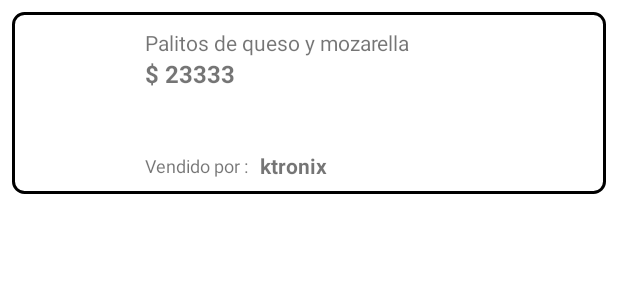
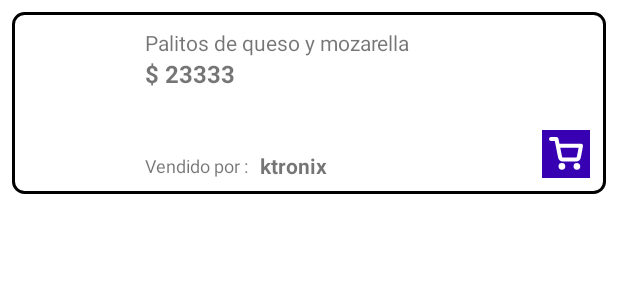
Before and after one commit to JhonatanRojasSuesca/SearchApp, an Android app: the layout item_card_product.xml on its own in the app's theme, with its tools: preview values and no code run, on a phone screen of 412 x 824 dp. Shown: the top 300 px of the screen. Run offline under Robolectric (Android 15) with nearby library versions, the phone set to English and light mode, and no system bars.

Commit message:
insert product from home list

```diff
--- a/app/src/main/java/com/jhonatanrojas/searchapp/data/modelLocal/CartDao.kt
+++ b/app/src/main/java/com/jhonatanrojas/searchapp/data/modelLocal/CartDao.kt
@@ -16,8 +16,8 @@ interface CartDao {
     fun getCart(): Flow<List<CartProductModel>>
 
     @Insert(onConflict = OnConflictStrategy.REPLACE)
-    fun addCart(addProduct: CartProductModel)
+    suspend fun addCart(addProduct: CartProductModel)
 
     @Delete
-    fun deleteItemCard(deleteUser: CartProductModel): Int
+    suspend fun deleteItemCard(deleteUser: CartProductModel): Int
 }
--- a/app/src/main/java/com/jhonatanrojas/searchapp/data/repositroy/local/LocalCartRepositoryImpl.kt
+++ b/app/src/main/java/com/jhonatanrojas/searchapp/data/repositroy/local/LocalCartRepositoryImpl.kt
@@ -21,11 +21,11 @@ class LocalCartRepositoryImpl(
         return cartDao.getCart().map { mapperToDomainCart(it) }
     }
 
-    override fun insertProduct(productResults: ProductResults) {
-        cartDao.addCart(mapperToCartDomain(productResults))
+    override suspend fun insertProduct(productResults: ProductResults) {
+       cartDao.addCart(mapperToCartDomain(productResults))
     }
 
-    override fun deleteItem(productResults: ProductResults): Int {
+    override suspend fun deleteItem(productResults: ProductResults): Int {
         return cartDao.deleteItemCard(mapperToCartDomain(productResults))
     }
 }
--- a/app/src/main/java/com/jhonatanrojas/searchapp/di/modules/ViewModelModule.kt
+++ b/app/src/main/java/com/jhonatanrojas/searchapp/di/modules/ViewModelModule.kt
@@ -17,7 +17,8 @@ val viewModelModule: Module = module {
     viewModel {
         SearchProductViewModel(
             searchProductUC = get(),
-            mapperExceptions = manageErrorsToPresentation()
+            mapperExceptions = manageErrorsToPresentation(),
+            managementProductLocalCartUC = get()
         )
     }
 
--- a/app/src/main/java/com/jhonatanrojas/searchapp/domain/models/ProductResults.kt
+++ b/app/src/main/java/com/jhonatanrojas/searchapp/domain/models/ProductResults.kt
@@ -9,4 +9,5 @@ data class ProductResults(
     val price: Double,
     val seller: Seller?,
     val thumbnail: String,
+    var isAddCart: Boolean = false
 )
--- a/app/src/main/java/com/jhonatanrojas/searchapp/domain/repositoryInterface/LocalCartRepository.kt
+++ b/app/src/main/java/com/jhonatanrojas/searchapp/domain/repositoryInterface/LocalCartRepository.kt
@@ -8,6 +8,6 @@ import kotlinx.coroutines.flow.Flow
  */
 interface LocalCartRepository {
     fun getProductsCart(): Flow<List<ProductResults>>
-    fun insertProduct(productResults: ProductResults)
-    fun deleteItem(productResults: ProductResults): Int
+    suspend fun insertProduct(productResults: ProductResults)
+    suspend fun deleteItem(productResults: ProductResults): Int
 }
--- a/app/src/main/java/com/jhonatanrojas/searchapp/domain/useCase/ManagementProductLocalCartUC.kt
+++ b/app/src/main/java/com/jhonatanrojas/searchapp/domain/useCase/ManagementProductLocalCartUC.kt
@@ -12,10 +12,10 @@ class ManagementProductLocalCartUC(
 
     fun getProductCart() = localCartRepository.getProductsCart()
 
-    fun insertProductCart(productResults: ProductResults) {
+    suspend fun insertProductCart(productResults: ProductResults) {
         localCartRepository.insertProduct(productResults)
     }
 
-    fun deleteProductCart(productResults: ProductResults) =
+    suspend fun deleteProductCart(productResults: ProductResults) =
         localCartRepository.deleteItem(productResults)
 }
--- /dev/null
+++ b/app/src/main/res/drawable/ic_shopping_cart.xml
@@ -0,0 +1,27 @@
+<vector android:height="24dp"
+    android:viewportHeight="18"
+    android:viewportWidth="18"
+    android:width="24dp"
+    xmlns:android="http://schemas.android.com/apk/res/android">
+    <path
+        android:fillColor="#ffffff"
+        android:pathData="M6.9545,15.8182C7.3311,15.8182 7.6364,15.513 7.6364,15.1364C7.6364,14.7599 7.3311,14.4546 6.9545,14.4546C6.578,14.4546 6.2727,14.7599 6.2727,15.1364C6.2727,15.513 6.578,15.8182 6.9545,15.8182Z"
+        android:strokeColor="#ffffff"
+        android:strokeLineCap="round"
+        android:strokeLineJoin="round"
+        android:strokeWidth="2" />
+    <path
+        android:fillColor="#ffffff"
+        android:pathData="M14.4545,15.8182C14.8311,15.8182 15.1364,15.513 15.1364,15.1364C15.1364,14.7599 14.8311,14.4546 14.4545,14.4546C14.078,14.4546 13.7727,14.7599 13.7727,15.1364C13.7727,15.513 14.078,15.8182 14.4545,15.8182Z"
+        android:strokeColor="#ffffff"
+        android:strokeLineCap="round"
+        android:strokeLineJoin="round"
+        android:strokeWidth="2" />
+    <path
+        android:fillColor="#00000000"
+        android:pathData="M1.5,1.5H4.2273L6.0545,10.6295C6.1169,10.9435 6.2877,11.2254 6.537,11.4261C6.7863,11.6268 7.0982,11.7334 7.4182,11.7273H14.0455C14.3654,11.7334 14.6774,11.6268 14.9267,11.4261C15.176,11.2254 15.3467,10.9435 15.4091,10.6295L16.5,4.9091H4.9091"
+        android:strokeColor="#ffffff"
+        android:strokeLineCap="round"
+        android:strokeLineJoin="round"
+        android:strokeWidth="2" />
+</vector>
--- a/app/src/main/res/layout/item_card_product.xml
+++ b/app/src/main/res/layout/item_card_product.xml
@@ -73,5 +73,17 @@
         app:layout_constraintBottom_toBottomOf="@+id/txvTitleSellerBy"
         app:layout_constraintTop_toTopOf="@+id/txvTitleSellerBy" />
 
+    <androidx.appcompat.widget.AppCompatImageView
+        android:id="@+id/cart"
+        android:layout_width="wrap_content"
+        android:layout_height="wrap_content"
+        android:background="@color/purple_700"
+        android:padding="@dimen/margin_4dp"
+        app:srcCompat="@drawable/ic_shopping_cart"
+        android:layout_marginBottom="@dimen/margin_8dp"
+        android:layout_marginEnd="@dimen/margin_8dp"
+        app:layout_constraintBottom_toBottomOf="parent"
+        app:layout_constraintEnd_toEndOf="parent" />
+
 
 </androidx.constraintlayout.widget.ConstraintLayout>
```
Also changed, not shown: app/src/main/java/com/jhonatanrojas/searchapp/ui/adapters/SearchProductsAdapter.kt (+13 -5 lines), app/src/main/java/com/jhonatanrojas/searchapp/ui/fragments/HomeFragment.kt (+7 -1 lines), app/src/main/java/com/jhonatanrojas/searchapp/ui/viewModels/SearchProductViewModel.kt (+15 -2 lines).
